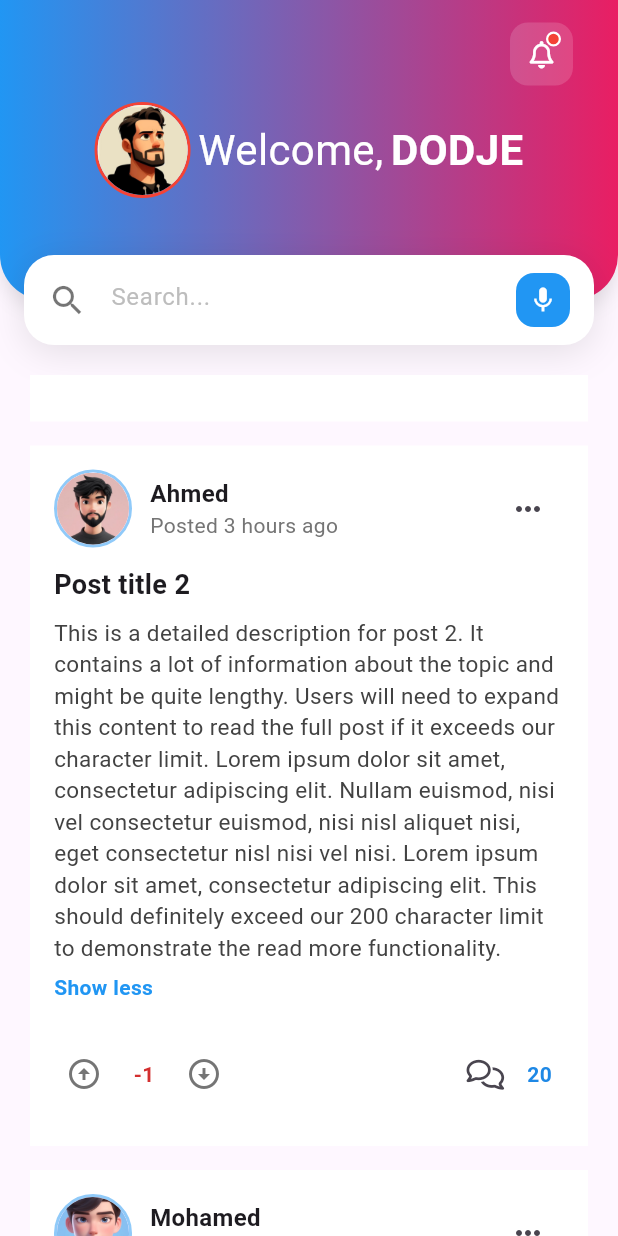
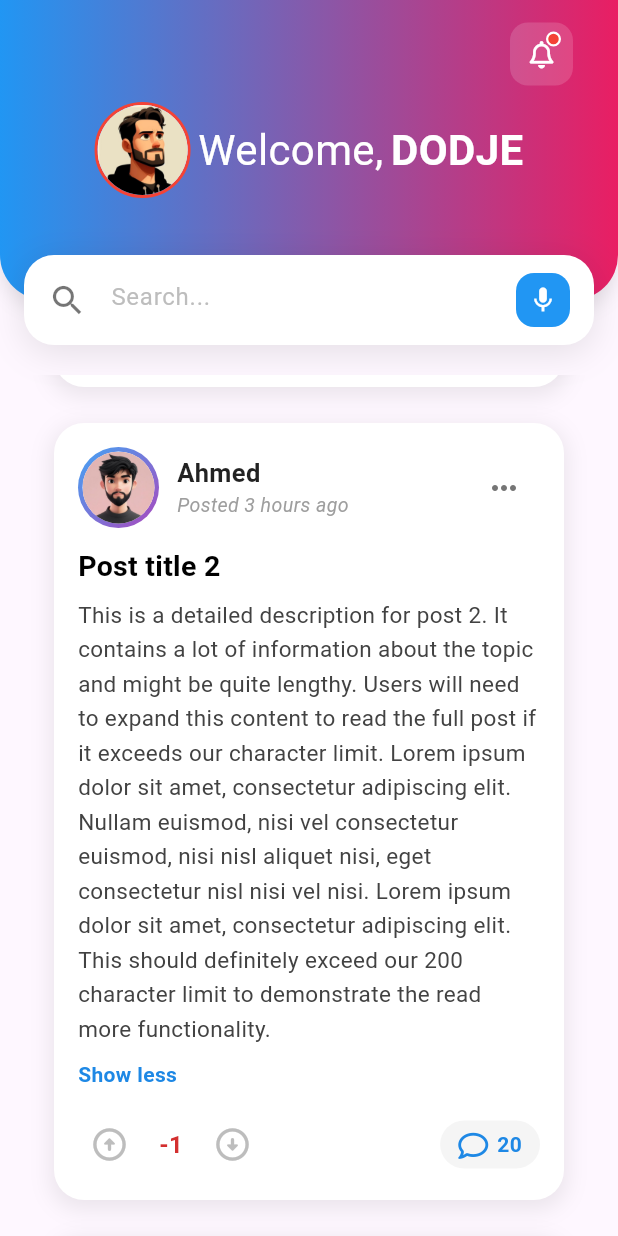
Before and after one commit to MahmoudShawky1612/LearneVerse, a Flutter app: the screen it shows after launch, scrolled down 576 dp, after a tap on "Read more...", on a phone screen of 412 x 824 dp. Run offline on Flutter 3.47's test engine with Material 3 defaults, Android fonts, the phone set to English and light mode, and no system bars; our stand-ins replace font_awesome_flutter.

Commit message:
refactoring code

```diff
--- a/lib/features/home/presentation/widgets/community_grid.dart
+++ b/lib/features/home/presentation/widgets/community_grid.dart
@@ -7,7 +7,7 @@ class CommunityGrid extends StatelessWidget {
   @override
   Widget build(BuildContext context) {
     return SizedBox(
-      height: 200,
+      height: 220,
       child: ListView.builder(
         itemCount: 15,
         scrollDirection: Axis.horizontal,
--- a/lib/features/home/presentation/widgets/community_item.dart
+++ b/lib/features/home/presentation/widgets/community_item.dart
@@ -18,22 +18,19 @@ class CommunityItem extends StatefulWidget {
 }
 
 class _CommunityItemState extends State<CommunityItem> {
-
-
   @override
   Widget build(BuildContext context) {
     return AnimatedContainer(
       duration: const Duration(milliseconds: 250),
       width: 165,
-      margin: const EdgeInsets.only(right: 15),
+      margin: const EdgeInsets.only(right: 15, left: 15),
       decoration: BoxDecoration(
         color: Colors.white,
-        borderRadius: BorderRadius.circular(22),
+        borderRadius: BorderRadius.circular(22) ,
         boxShadow: [
           BoxShadow(
-            color:
-                 Colors.black.withOpacity(0.12),
-            blurRadius:15,
+            color: Colors.black.withOpacity(0.12),
+            blurRadius: 15,
             spreadRadius: 1,
             offset: const Offset(0, 4),
           ),
@@ -67,7 +64,6 @@ class _CommunityItemState extends State<CommunityItem> {
               ),
             ),
           ),
-
           Padding(
             padding: const EdgeInsets.symmetric(horizontal: 15),
             child: Text(
@@ -83,12 +79,10 @@ class _CommunityItemState extends State<CommunityItem> {
               overflow: TextOverflow.ellipsis,
             ),
           ),
-
           Padding(
             padding: const EdgeInsets.symmetric(vertical: 6),
             child: Container(
-              padding:
-                  const EdgeInsets.symmetric(horizontal: 12, vertical: 6),
+              padding: const EdgeInsets.symmetric(horizontal: 12, vertical: 6),
               decoration: BoxDecoration(
                 color: Colors.grey.shade100,
                 borderRadius: BorderRadius.circular(20),
@@ -116,9 +110,7 @@ class _CommunityItemState extends State<CommunityItem> {
               ),
             ),
           ),
-
           const SizedBox(height: 5),
-
           Expanded(
             child: Container(
               width: double.infinity,
--- a/lib/features/home/presentation/widgets/main_content.dart
+++ b/lib/features/home/presentation/widgets/main_content.dart
@@ -13,24 +13,19 @@ class MainContent extends StatelessWidget {
         child: Column(
           crossAxisAlignment: CrossAxisAlignment.start,
           children: [
-            Text(
-              'Communities',
-              style: TextStyle(
-                fontSize: 20,
-                fontWeight: FontWeight.bold,
+            Padding(
+              padding: EdgeInsets.only(left: 15.0),
+              child: Text(
+                'Joined Communities',
+                style: TextStyle(
+                  fontSize: 20,
+                  fontWeight: FontWeight.bold,
+                ),
               ),
             ),
             SizedBox(height: 15),
             CommunityGrid(),
             SizedBox(height: 20),
-            Text(
-              'Posts',
-              style: TextStyle(
-                fontSize: 20,
-                fontWeight: FontWeight.bold,
-              ),
-            ),
-            SizedBox(height: 15),
             BuildPosts(),
           ],
         ),
--- a/lib/features/home/presentation/widgets/post_item.dart
+++ b/lib/features/home/presentation/widgets/post_item.dart
@@ -20,9 +20,21 @@ class _PostItemState extends State<PostItem> {
   Widget build(BuildContext context) {
     final post = widget.post;
 
-    return Container(
+    return AnimatedContainer(
+      duration: const Duration(milliseconds: 200),
+      margin: const EdgeInsets.symmetric(vertical: 12, horizontal: 16),
+      decoration: BoxDecoration(
         color: Colors.white,
-      margin: const EdgeInsets.only(bottom: 16),
+        borderRadius: BorderRadius.circular(20),
+        boxShadow: [
+          BoxShadow(
+            color: Colors.black.withOpacity( 0.08),
+            blurRadius: 12,
+            spreadRadius: 2,
+            offset: const Offset(0, 4),
+          ),
+        ],
+      ),
       child: Padding(
         padding: const EdgeInsets.all(16.0),
         child: Column(
@@ -31,13 +43,19 @@ class _PostItemState extends State<PostItem> {
             Row(
               children: [
                 Container(
+                  padding: const EdgeInsets.all(3),
                   decoration: BoxDecoration(
                     shape: BoxShape.circle,
-                    border: Border.all(color: Colors.blue[200]!, width: 2),
+                    gradient: LinearGradient(
+                      colors: [Colors.blue.shade400, Colors.purple.shade400],
+                      begin: Alignment.topLeft,
+                      end: Alignment.bottomRight,
+                    ),
                   ),
                   child: CircleAvatar(
                     radius: 24,
                     backgroundImage: AssetImage(post['avatar']),
+                    backgroundColor: Colors.white,
                   ),
                 ),
                 const SizedBox(width: 12),
@@ -48,21 +66,26 @@ class _PostItemState extends State<PostItem> {
                       post['author'],
                       style: const TextStyle(
                         fontWeight: FontWeight.bold,
-                        fontSize: 16,
+                        fontSize: 17,
+                        color: Colors.black87,
                       ),
                     ),
                     Text(
                       'Posted ${post['time']} hours ago',
                       style: TextStyle(
-                        color: Colors.grey[600],
-                        fontSize: 14,
+                        color: Colors.grey[500],
+                        fontSize: 13,
+                        fontStyle: FontStyle.italic,
                       ),
                     ),
                   ],
                 ),
                 const Spacer(),
                 IconButton(
-                  icon: const Icon(Icons.more_horiz),
+                  icon: Icon(
+                    Icons.more_horiz,
+                    color: Colors.grey[600],
+                  ),
                   onPressed: () {},
                 ),
               ],
@@ -71,8 +94,10 @@ class _PostItemState extends State<PostItem> {
             Text(
               post['title'],
               style: const TextStyle(
-                fontSize: 18,
-                fontWeight: FontWeight.bold,
+                fontSize: 19,
+                fontWeight: FontWeight.w700,
+                color: Colors.black,
+                letterSpacing: 0.2,
               ),
             ),
             const SizedBox(height: 8),
@@ -82,28 +107,27 @@ class _PostItemState extends State<PostItem> {
                 Text(
                   post['description'],
                   maxLines: isExpanded ? null : 3,
-                  overflow:
-                      isExpanded ? TextOverflow.visible : TextOverflow.ellipsis,
+                  overflow: isExpanded
+                      ? TextOverflow.visible
+                      : TextOverflow.ellipsis,
                   style: TextStyle(
                     fontSize: 15,
                     color: Colors.grey[800],
-                    height: 1.4,
+                    height: 1.5,
+                    fontWeight: FontWeight.w400,
                   ),
                 ),
                 if (post['description'].length > 200)
                   GestureDetector(
-                    onTap: () {
-                      setState(() {
-                        isExpanded = !isExpanded;
-                      });
-                    },
+                    onTap: () => setState(() => isExpanded = !isExpanded),
                     child: Padding(
-                      padding: const EdgeInsets.only(top: 6.0),
+                      padding: const EdgeInsets.only(top: 8.0),
                       child: Text(
                         isExpanded ? 'Show less' : 'Read more...',
-                        style: const TextStyle(
-                          color: Colors.blue,
+                        style: TextStyle(
+                          color: Colors.blue[600],
                           fontWeight: FontWeight.w600,
+                          fontSize: 14,
                         ),
                       ),
                     ),
@@ -116,10 +140,7 @@ class _PostItemState extends State<PostItem> {
               children: [
                 Row(
                   children: [
-                    Material(
-                      color: Colors.transparent,
-                      child: InkWell(
-                        borderRadius: BorderRadius.circular(20),
+                    GestureDetector(
                       onTap: () {
                         setState(() {
                           if (isUpVoted) {
@@ -132,12 +153,15 @@ class _PostItemState extends State<PostItem> {
                           }
                         });
                       },
-                        child: Padding(
-                          padding: const EdgeInsets.all(8.0),
+                      child: AnimatedContainer(
+                        duration: const Duration(milliseconds: 150),
+                        padding: const EdgeInsets.all(8),
                         child: Icon(
-                            Icons.arrow_circle_up,
-                            color: isUpVoted ? Colors.green : Colors.grey[600],
-                          ),
+                          Icons.arrow_circle_up_rounded,
+                          size: 26,
+                          color: isUpVoted
+                              ? Colors.green[600]
+                              : Colors.grey[400],
                         ),
                       ),
                     ),
@@ -148,6 +172,7 @@ class _PostItemState extends State<PostItem> {
                           '${post['voteCount']}',
                           style: TextStyle(
                             fontWeight: FontWeight.bold,
+                            fontSize: 16,
                             color: post['voteCount'] > 0
                                 ? Colors.green[700]
                                 : post['voteCount'] < 0
@@ -157,10 +182,7 @@ class _PostItemState extends State<PostItem> {
                         ),
                       ),
                     ),
-                    Material(
-                      color: Colors.transparent,
-                      child: InkWell(
-                        borderRadius: BorderRadius.circular(20),
+                    GestureDetector(
                       onTap: () {
                         setState(() {
                           if (isDownVoted) {
@@ -173,37 +195,43 @@ class _PostItemState extends State<PostItem> {
                           }
                         });
                       },
-                        child: Padding(
-                          padding: const EdgeInsets.all(8.0),
+                      child: AnimatedContainer(
+                        duration: const Duration(milliseconds: 150),
+                        padding: const EdgeInsets.all(8),
                         child: Icon(
-                            Icons.arrow_circle_down,
-                            color: isDownVoted ? Colors.red : Colors.grey[600],
-                          ),
+                          Icons.arrow_circle_down_rounded,
+                          size: 26,
+                          color: isDownVoted
+                              ? Colors.red[600]
+                              : Colors.grey[400],
                         ),
                       ),
                     ),
                   ],
                 ),
-                InkWell(
+                GestureDetector(
                   onTap: () {},
+                  child: Container(
+                    padding: const EdgeInsets.symmetric(
+                        horizontal: 12, vertical: 6),
+                    decoration: BoxDecoration(
+                      color: Colors.grey[100],
                       borderRadius: BorderRadius.circular(20),
-                  child: Padding(
-                    padding: const EdgeInsets.all(8.0),
+                    ),
                     child: Row(
                       children: [
-                        IconButton(
-                          icon: const FaIcon(
-                            FontAwesomeIcons.comments,
+                        FaIcon(
+                          FontAwesomeIcons.comment,
                           size: 20,
+                          color: Colors.blue[600],
                         ),
-                          onPressed: () {},
-                        ),
-                        const SizedBox(width: 4),
+                        const SizedBox(width: 6),
                         Text(
                           '${post['commentCount']}',
                           style: TextStyle(
                             color: Colors.blue[600],
                             fontWeight: FontWeight.w600,
+                            fontSize: 14,
                           ),
                         ),
                       ],
```
Lines whose indentation alone changed are shown as unchanged.
